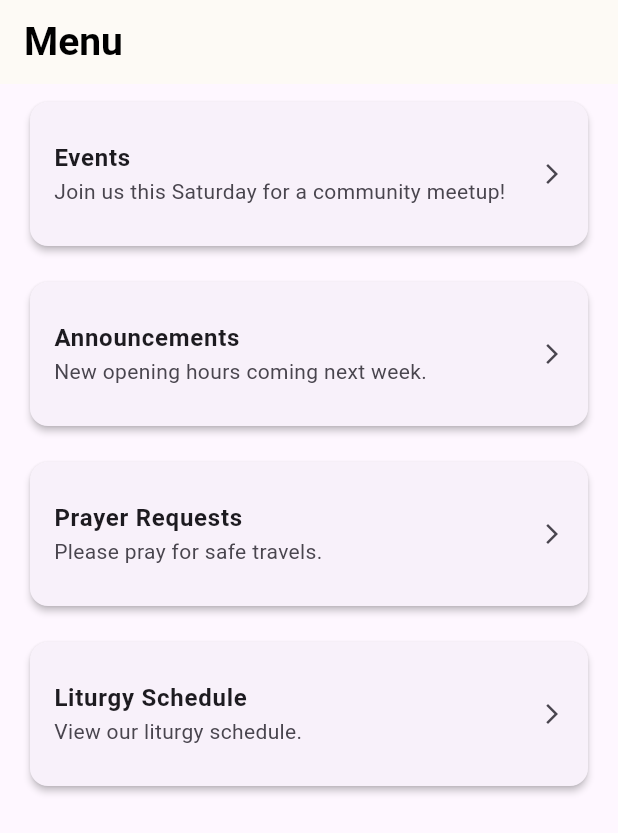
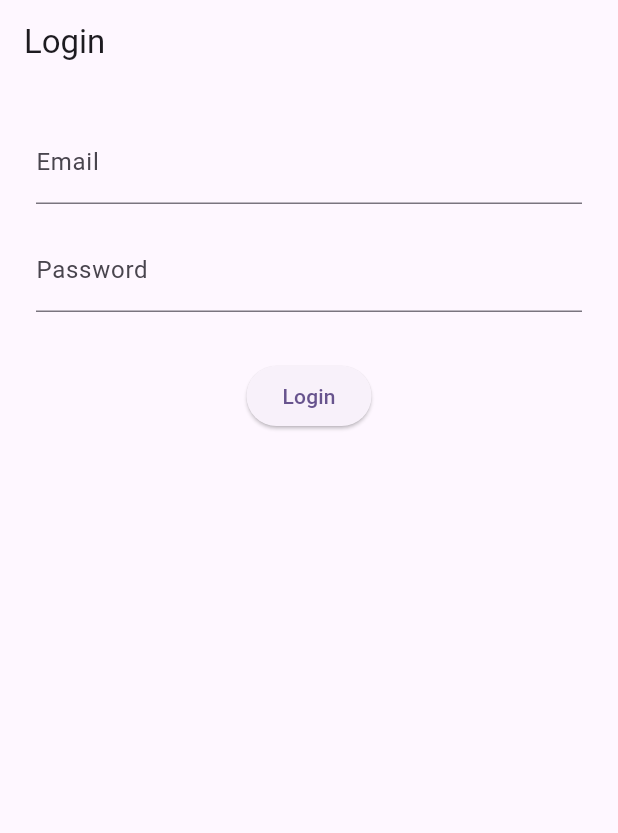
Before and after one commit to KBesada24/CopticPulse-Frontend, a Flutter app: the screen it shows after launch, on a phone screen of 412 x 824 dp. Shown: the top 833 px of the screen. Run offline on Flutter 3.47's test engine with Material 3 defaults, Android fonts, the light colour scheme and no system bars; our stand-ins replace table_calendar; project files that could hold a hidden picture were left out.

Commit message:
added a create new post widget and a login page

```diff
--- a/lib/main.dart
+++ b/lib/main.dart
@@ -1,4 +1,5 @@
 import 'package:flutter/material.dart';
+import 'package:coptic_pulse/pages/login.dart';
 import 'package:coptic_pulse/pages/home.dart';
 
 void main() {
@@ -8,16 +9,18 @@ void main() {
 class MyApp extends StatelessWidget {
   const MyApp({super.key});
 
-  // This widget is the root of your application.
   @override
   Widget build(BuildContext context) {
     return MaterialApp(
       title: 'Coptic Pulse',
       theme: ThemeData(
-
         colorScheme: ColorScheme.fromSeed(seedColor: Colors.deepPurple),
       ),
-      home: const HomePage(),
+      initialRoute: '/login',
+      routes: {
+        '/login': (context) => const LoginPage(),
+        '/home': (context) => const HomePage(),
+      },
       debugShowCheckedModeBanner: false,
     );
   }
--- /dev/null
+++ b/lib/pages/login.dart
@@ -0,0 +1,64 @@
+import 'package:flutter/material.dart';
+
+class LoginPage extends StatefulWidget {
+  const LoginPage({super.key});
+
+  @override
+  State<LoginPage> createState() => _LoginPageState();
+}
+
+class _LoginPageState extends State<LoginPage> {
+  final TextEditingController _emailController = TextEditingController();
+  final TextEditingController _passwordController = TextEditingController();
+
+  final GlobalKey<FormState> _formKey = GlobalKey<FormState>();
+
+  void _login() {
+    if (_formKey.currentState?.validate() ?? false) {
+      final email = _emailController.text;
+      final password = _passwordController.text;
+
+      // TODO: Replace this with real authentication logic
+      debugPrint("Logging in with: $email / $password");
+
+      // Navigate to home or another page after successful login
+      Navigator.pushReplacementNamed(context, '/home');
+    }
+  }
+
+  @override
+  Widget build(BuildContext context) {
+    return Scaffold(
+      appBar: AppBar(title: const Text('Login')),
+      body: Padding(
+        padding: const EdgeInsets.all(24),
+        child: Form(
+          key: _formKey,
+          child: Column(
+            children: [
+              TextFormField(
+                controller: _emailController,
+                decoration: const InputDecoration(labelText: 'Email'),
+                validator: (value) =>
+                    value != null && value.contains('@') ? null : 'Invalid email',
+              ),
+              const SizedBox(height: 16),
+              TextFormField(
+                controller: _passwordController,
+                decoration: const InputDecoration(labelText: 'Password'),
+                obscureText: true,
+                validator: (value) =>
+                    value != null && value.length >= 6 ? null : 'Password too short',
+              ),
+              const SizedBox(height: 32),
+              ElevatedButton(
+                onPressed: _login,
+                child: const Text('Login'),
+              ),
+            ],
+          ),
+        ),
+      ),
+    );
+  }
+}
--- a/lib/screens/liturgy_schedule.dart
+++ b/lib/screens/liturgy_schedule.dart
@@ -1,5 +1,5 @@
 import 'package:flutter/material.dart';
-import 'package:table_calendar/table_calendar.dart'; // Add this import
+import 'package:table_calendar/table_calendar.dart';
 
 class LiturgyScheduleDetailPage extends StatefulWidget {
   const LiturgyScheduleDetailPage({super.key});
--- a/pubspec.yaml
+++ b/pubspec.yaml
@@ -36,7 +36,7 @@ dependencies:
   # Use with the CupertinoIcons class for iOS style icons.
   cupertino_icons: ^1.0.8
   flutter_svg: ^2.1.0
-  flutter_lints: ^6.0.0
+  flutter_lints: 5.0.0
 
 dev_dependencies:
   flutter_test:
```
Also changed, not shown: lib/pages/home.dart (+10 -3 lines), lib/screens/new_post.dart (added, +73 -0 lines), pubspec.lock, 9 other files.
